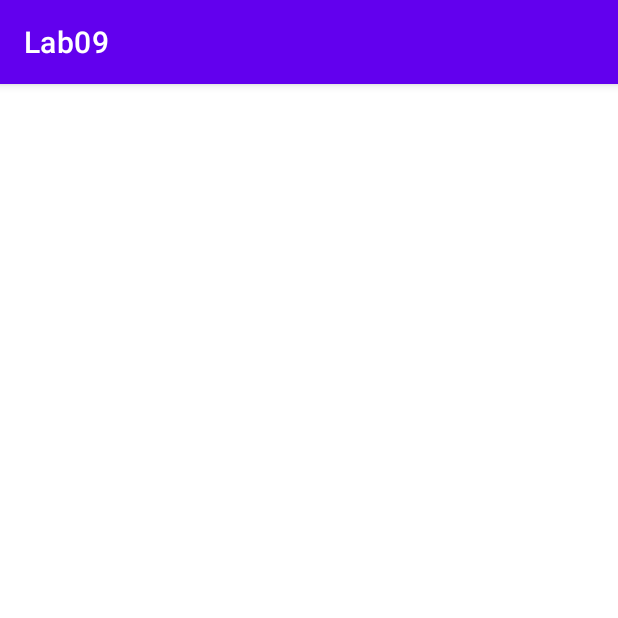
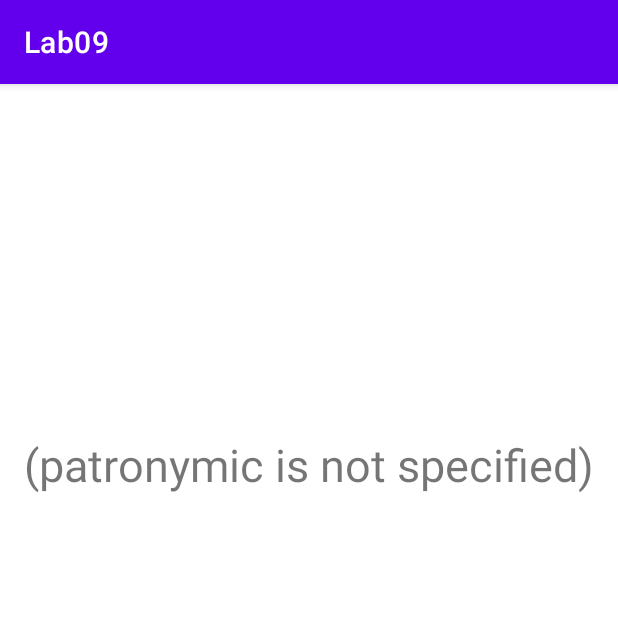
Before and after one commit to anton2920/android, an Android app: the ShowActivity screen opened directly, with no data from a screen before it, on a phone screen of 412 x 824 dp, the top half of it. Run offline under Robolectric (Android 15) with nearby library versions, the phone set to English and light mode, and no system bars.

Commit message:
Lab09: added patronymic field display

```diff
--- a/lab/lab_09/app/src/main/java/com/example/lab09/Contatant.java
+++ b/lab/lab_09/app/src/main/java/com/example/lab09/Contatant.java
@@ -3,5 +3,6 @@ package com.example.lab09;
 public class Contatant {
 	public static String FirstName = "FirstName";
 	public static String LastName = "LastName";
+	public static String Patronymic = "Patronymic";
 	public static String Email = "Email";
 }
--- a/lab/lab_09/app/src/main/java/com/example/lab09/ReadActivity.java
+++ b/lab/lab_09/app/src/main/java/com/example/lab09/ReadActivity.java
@@ -78,6 +78,7 @@ public class ReadActivity extends AppCompatActivity {
 					Intent intent = new Intent(ReadActivity.this, ShowActivity.class);
 					intent.putExtra(Contatant.FirstName, user.FirstName);
 					intent.putExtra(Contatant.LastName, user.LastName);
+					intent.putExtra(Contatant.Patronymic, user.Patronymic);
 					intent.putExtra(Contatant.Email, user.Email);
 					startActivity(intent);
 				}
--- a/lab/lab_09/app/src/main/java/com/example/lab09/ShowActivity.java
+++ b/lab/lab_09/app/src/main/java/com/example/lab09/ShowActivity.java
@@ -2,6 +2,7 @@ package com.example.lab09;
 
 import android.content.Intent;
 import android.os.Bundle;
+import android.text.TextUtils;
 import android.widget.TextView;
 
 import androidx.annotation.Nullable;
@@ -10,7 +11,7 @@ import androidx.appcompat.app.AppCompatActivity;
 import com.example.lab09.Contatant;
 
 public class ShowActivity extends AppCompatActivity {
-	public TextView FirstName, LastName, Email;
+	public TextView FirstName, LastName, Patronymic, Email;
 
 	@Override
 	public void onCreate(@Nullable Bundle savedInstanceState) {
@@ -20,12 +21,18 @@ public class ShowActivity extends AppCompatActivity {
 
 		this.FirstName = findViewById(R.id.FirstName);
 		this.LastName = findViewById(R.id.LastName);
+		this.Patronymic = findViewById(R.id.Patronymic);
 		this.Email = findViewById(R.id.Email);
 
 		Intent intent = getIntent();
 		if (intent != null) {
 			this.FirstName.setText(intent.getStringExtra(Contatant.FirstName));
 			this.LastName.setText(intent.getStringExtra(Contatant.LastName));
+			String patronymic = intent.getStringExtra(Contatant.Patronymic);
+			if (TextUtils.isEmpty(patronymic)) {
+				patronymic = "(patronymic is not specified)";
+			}
+			this.Patronymic.setText(patronymic);
 			this.Email.setText(intent.getStringExtra(Contatant.Email));
 		}
 	}
--- a/lab/lab_09/app/src/main/res/layout/show_layout.xml
+++ b/lab/lab_09/app/src/main/res/layout/show_layout.xml
@@ -27,7 +27,7 @@
         app:layout_constraintTop_toBottomOf="@id/FirstName" />
 
     <TextView
-        android:id="@+id/Email"
+        android:id="@+id/Patronymic"
         android:layout_width="wrap_content"
         android:layout_height="wrap_content"
         android:layout_marginTop="32dp"
@@ -37,4 +37,15 @@
         app:layout_constraintStart_toStartOf="parent"
         app:layout_constraintTop_toBottomOf="@id/LastName" />
 
+    <TextView
+        android:id="@+id/Email"
+        android:layout_width="wrap_content"
+        android:layout_height="wrap_content"
+        android:layout_marginTop="32dp"
+        android:text="TextView"
+        android:textSize="30sp"
+        app:layout_constraintEnd_toEndOf="parent"
+        app:layout_constraintStart_toStartOf="parent"
+        app:layout_constraintTop_toBottomOf="@id/Patronymic" />
+
 </androidx.constraintlayout.widget.ConstraintLayout>
```
Also changed, not shown: lab/lab_09/app/src/main/res/raw/firebase1.png (added), lab/lab_09/app/src/main/res/raw/firebase2.png (added).
